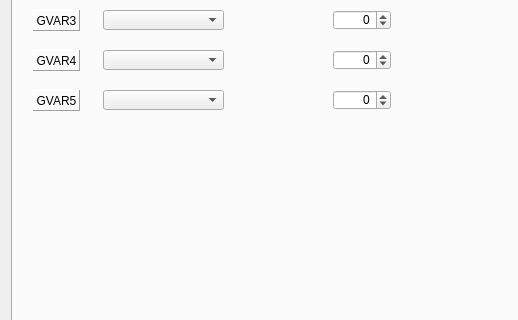
Qt form src/modeledit.ui (xhorizont/eepe) before a commit; both pictures show x 0 to 518 and y 167 to 487 of the 780 by 691 pixel window.
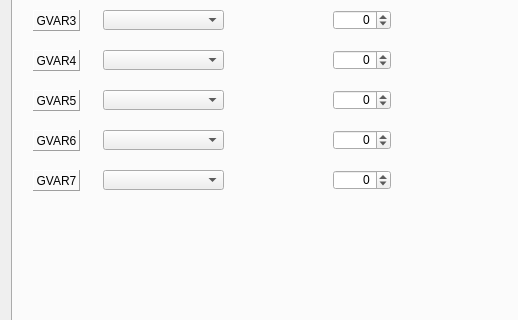
The same form after that commit. The open tabs and pages were chosen to show the change. Icons and pictures are not drawn.

Commit message: bug fixes, delay between EEPROM backup and flashing, more GVAR support

Patch:
```diff
--- a/src/modeledit.ui
+++ b/src/modeledit.ui
@@ -9998,6 +9998,126 @@
         <number>125</number>
        </property>
       </widget>
+      <widget class="QLabel" name="label_127">
+       <property name="geometry">
+        <rect>
+         <x>20</x>
+         <y>260</y>
+         <width>47</width>
+         <height>21</height>
+        </rect>
+       </property>
+       <property name="frameShape">
+        <enum>QFrame::Panel</enum>
+       </property>
+       <property name="frameShadow">
+        <enum>QFrame::Raised</enum>
+       </property>
+       <property name="midLineWidth">
+        <number>0</number>
+       </property>
+       <property name="text">
+        <string>GVAR6</string>
+       </property>
+       <property name="alignment">
+        <set>Qt::AlignCenter</set>
+       </property>
+       <property name="margin">
+        <number>3</number>
+       </property>
+      </widget>
+      <widget class="QLabel" name="label_128">
+       <property name="geometry">
+        <rect>
+         <x>20</x>
+         <y>300</y>
+         <width>47</width>
+         <height>21</height>
+        </rect>
+       </property>
+       <property name="frameShape">
+        <enum>QFrame::Panel</enum>
+       </property>
+       <property name="frameShadow">
+        <enum>QFrame::Raised</enum>
+       </property>
+       <property name="midLineWidth">
+        <number>0</number>
+       </property>
+       <property name="text">
+        <string>GVAR7</string>
+       </property>
+       <property name="alignment">
+        <set>Qt::AlignCenter</set>
+       </property>
+       <property name="margin">
+        <number>3</number>
+       </property>
+      </widget>
+      <widget class="QComboBox" name="Gvar6CB">
+       <property name="geometry">
+        <rect>
+         <x>90</x>
+         <y>260</y>
+         <width>121</width>
+         <height>20</height>
+        </rect>
+       </property>
+      </widget>
+      <widget class="QComboBox" name="Gvar7CB">
+       <property name="geometry">
+        <rect>
+         <x>90</x>
+         <y>300</y>
+         <width>121</width>
+         <height>20</height>
+        </rect>
+       </property>
+      </widget>
+      <widget class="QSpinBox" name="Gv6SB">
+       <property name="geometry">
+        <rect>
+         <x>320</x>
+         <y>260</y>
+         <width>58</width>
+         <height>20</height>
+        </rect>
+       </property>
+       <property name="alignment">
+        <set>Qt::AlignRight|Qt::AlignTrailing|Qt::AlignVCenter</set>
+       </property>
+       <property name="accelerated">
+        <bool>true</bool>
+       </property>
+       <property name="minimum">
+        <number>-125</number>
+       </property>
+       <property name="maximum">
+        <number>125</number>
+       </property>
+      </widget>
+      <widget class="QSpinBox" name="Gv7SB">
+       <property name="geometry">
+        <rect>
+         <x>320</x>
+         <y>300</y>
+         <width>58</width>
+         <height>20</height>
+        </rect>
+       </property>
+       <property name="alignment">
+        <set>Qt::AlignRight|Qt::AlignTrailing|Qt::AlignVCenter</set>
+       </property>
+       <property name="accelerated">
+        <bool>true</bool>
+       </property>
+       <property name="minimum">
+        <number>-125</number>
+       </property>
+       <property name="maximum">
+        <number>125</number>
+       </property>
+      </widget>
      </widget>
     </widget>
    </item>
```
Left out of the diff: 2 changed lines with no effect on the pictures. The commit also changes 33 other files.
